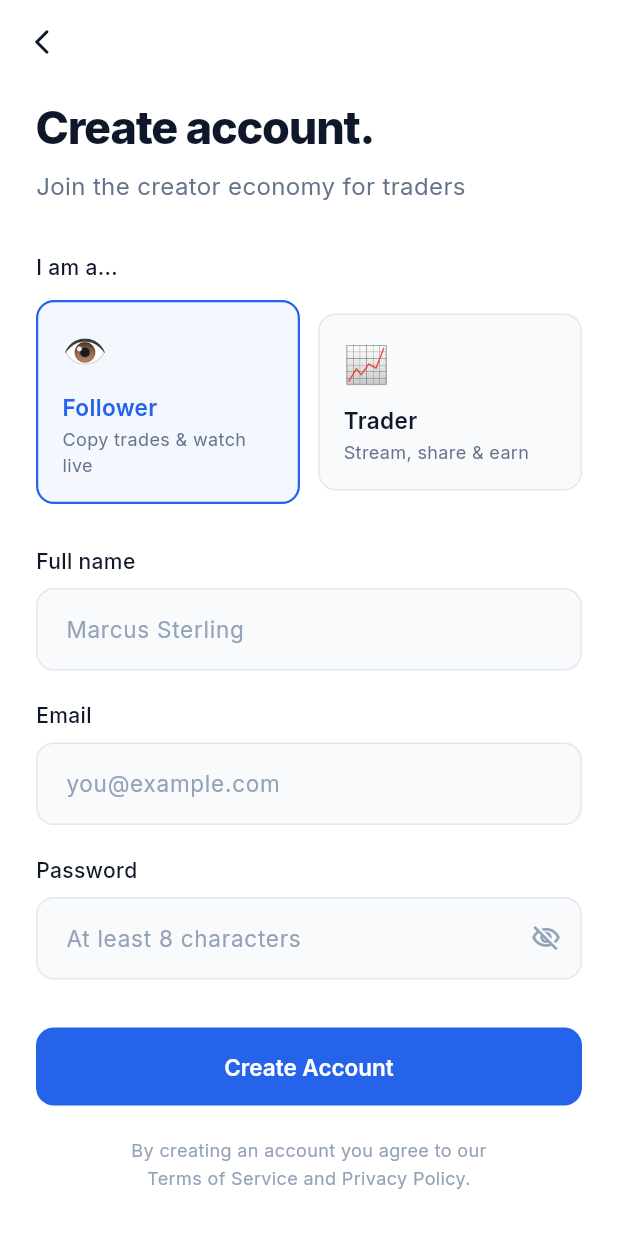
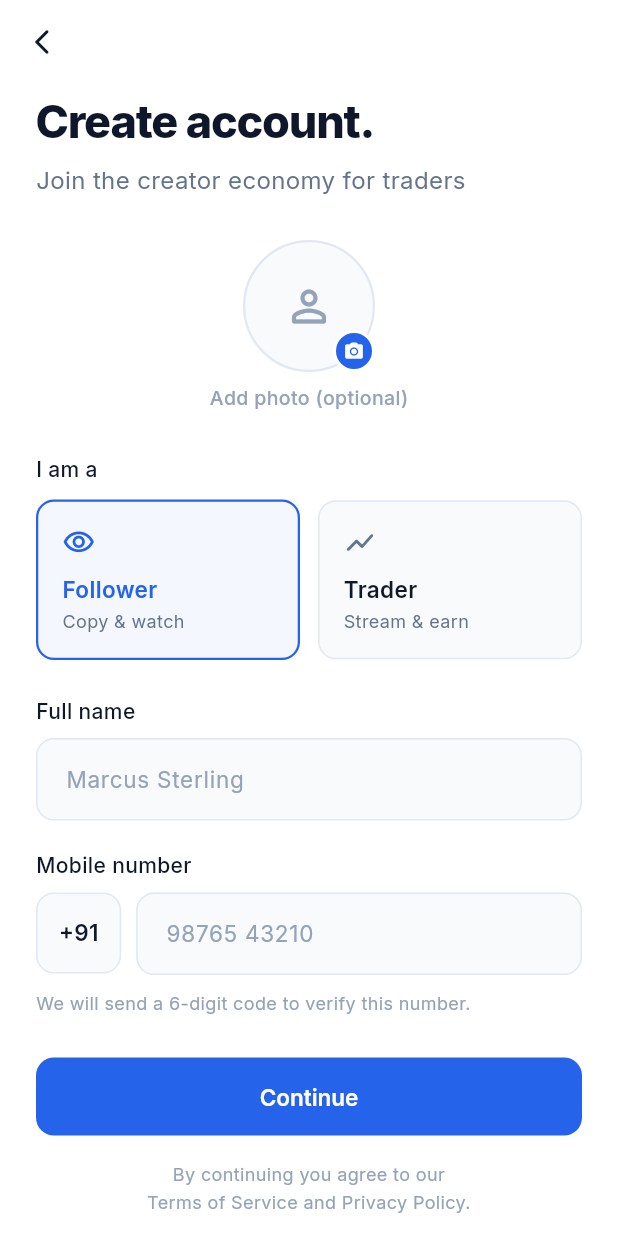
Before and after one commit to shazerlone/tv_license_app, a Flutter app: the RegisterScreen screen opened directly, on a phone screen of 412 x 824 dp. Run offline on Flutter 3.47's test engine with Material 3 defaults, Android fonts, the phone set to English and light mode, and no system bars; our stand-ins replace google_fonts; missing offline and left inert: dart:html.

Commit message:
feat: rebuild registration with name, mobile and optional photo, add OTP verification screen

```diff
--- a/lib/screens/register_screen.dart
+++ b/lib/screens/register_screen.dart
@@ -1,8 +1,9 @@
 import 'package:flutter/material.dart';
+import 'package:flutter/services.dart';
 import 'package:google_fonts/google_fonts.dart';
 import '../theme/app_theme.dart';
-import '../widgets/millimore_logo.dart';
-import 'home_screen.dart';
+import '../services/image_picker_service.dart';
+import 'otp_screen.dart';
 
 enum UserType { trader, follower }
 
@@ -16,29 +17,42 @@ class RegisterScreen extends StatefulWidget {
 class _RegisterScreenState extends State<RegisterScreen> {
   final _formKey = GlobalKey<FormState>();
   final _nameController = TextEditingController();
-  final _emailController = TextEditingController();
-  final _passwordController = TextEditingController();
-  bool _obscurePassword = true;
+  final _phoneController = TextEditingController();
+
+  UserType _selectedType = UserType.follower;
+  String? _photoDataUrl;
   bool _isLoading = false;
-  UserType _selectedType = UserType.follower;
 
   @override
   void dispose() {
     _nameController.dispose();
-    _emailController.dispose();
-    _passwordController.dispose();
+    _phoneController.dispose();
     super.dispose();
   }
 
-  Future<void> _register() async {
+  Future<void> _pickPhoto() async {
+    final url = await ImagePickerService.pickImageAsDataUrl();
+    if (url != null && mounted) {
+      setState(() => _photoDataUrl = url);
+    }
+  }
+
+  Future<void> _continue() async {
     if (!_formKey.currentState!.validate()) return;
+    FocusScope.of(context).unfocus();
     setState(() => _isLoading = true);
-    await Future.delayed(const Duration(milliseconds: 1400));
+    await Future.delayed(const Duration(milliseconds: 900));
     if (!mounted) return;
     setState(() => _isLoading = false);
-    Navigator.of(context).pushAndRemoveUntil(
-      MaterialPageRoute(builder: (_) => const HomeScreen()),
-      (_) => false,
+
+    final phone = '+91 ${_phoneController.text.trim()}';
+    Navigator.of(context).push(
+      MaterialPageRoute(
+        builder: (_) => OtpScreen(
+          phoneNumber: phone,
+          name: _nameController.text.trim(),
+        ),
+      ),
     );
   }
 
@@ -47,7 +61,6 @@ class _RegisterScreenState extends State<RegisterScreen> {
     return Scaffold(
       backgroundColor: AppColors.background,
       appBar: AppBar(
-        backgroundColor: AppColors.background,
         leading: IconButton(
           icon: const Icon(Icons.arrow_back_ios_new_rounded, size: 20),
           onPressed: () => Navigator.pop(context),
@@ -61,7 +74,7 @@ class _RegisterScreenState extends State<RegisterScreen> {
             child: Column(
               crossAxisAlignment: CrossAxisAlignment.start,
               children: [
-                const SizedBox(height: 8),
+                const SizedBox(height: 4),
                 Text(
                   'Create account.',
                   style: GoogleFonts.inter(
@@ -79,97 +92,116 @@ class _RegisterScreenState extends State<RegisterScreen> {
                     color: AppColors.textSecondary,
                   ),
                 ),
-                const SizedBox(height: 32),
-                Text(
-                  'I am a...',
-                  style: GoogleFonts.inter(
-                    fontSize: 14,
-                    fontWeight: FontWeight.w500,
-                    color: AppColors.textPrimary,
-                  ),
-                ),
-                const SizedBox(height: 12),
+                const SizedBox(height: 28),
+                Center(child: _PhotoPicker(
+                  dataUrl: _photoDataUrl,
+                  onTap: _pickPhoto,
+                )),
+                const SizedBox(height: 28),
+                _Label('I am a'),
+                const SizedBox(height: 10),
                 Row(
                   children: [
                     Expanded(
-                      child: _UserTypeCard(
-                        type: UserType.follower,
-                        icon: '\u{1F441}',
+                      child: _TypeCard(
+                        icon: Icons.visibility_outlined,
                         title: 'Follower',
-                        subtitle: 'Copy trades & watch live',
+                        subtitle: 'Copy & watch',
                         selected: _selectedType == UserType.follower,
-                        onTap: () => setState(() => _selectedType = UserType.follower),
+                        onTap: () => setState(
+                            () => _selectedType = UserType.follower),
                       ),
                     ),
                     const SizedBox(width: 12),
                     Expanded(
-                      child: _UserTypeCard(
-                        type: UserType.trader,
-                        icon: '\u{1F4C8}',
+                      child: _TypeCard(
+                        icon: Icons.show_chart_rounded,
                         title: 'Trader',
-                        subtitle: 'Stream, share & earn',
+                        subtitle: 'Stream & earn',
                         selected: _selectedType == UserType.trader,
-                        onTap: () => setState(() => _selectedType = UserType.trader),
+                        onTap: () => setState(
+                            () => _selectedType = UserType.trader),
                       ),
                     ),
                   ],
                 ),
-                const SizedBox(height: 28),
-                _FieldLabel(label: 'Full name'),
+                const SizedBox(height: 24),
+                _Label('Full name'),
                 const SizedBox(height: 8),
                 TextFormField(
                   controller: _nameController,
                   textCapitalization: TextCapitalization.words,
                   textInputAction: TextInputAction.next,
-                  style: GoogleFonts.inter(fontSize: 15, color: AppColors.textPrimary),
+                  style: GoogleFonts.inter(
+                      fontSize: 15, color: AppColors.textPrimary),
                   decoration: const InputDecoration(hintText: 'Marcus Sterling'),
-                  validator: (v) => (v == null || v.isEmpty) ? 'Enter your name' : null,
+                  validator: (v) => (v == null || v.trim().isEmpty)
+                      ? 'Please enter your name'
+                      : null,
                 ),
                 const SizedBox(height: 20),
-                _FieldLabel(label: 'Email'),
+                _Label('Mobile number'),
                 const SizedBox(height: 8),
-                TextFormField(
-                  controller: _emailController,
-                  keyboardType: TextInputType.emailAddress,
-                  autocorrect: false,
-                  textInputAction: TextInputAction.next,
-                  style: GoogleFonts.inter(fontSize: 15, color: AppColors.textPrimary),
-                  decoration: const InputDecoration(hintText: 'you@example.com'),
-                  validator: (v) {
-                    if (v == null || v.isEmpty) return 'Enter your email';
-                    if (!v.contains('@')) return 'Enter a valid email';
-                    return null;
-                  },
+                Row(
+                  crossAxisAlignment: CrossAxisAlignment.start,
+                  children: [
+                    Container(
+                      height: 54,
+                      padding: const EdgeInsets.symmetric(horizontal: 14),
+                      decoration: BoxDecoration(
+                        color: AppColors.surface,
+                        borderRadius: BorderRadius.circular(12),
+                        border: Border.all(color: AppColors.border),
+                      ),
+                      alignment: Alignment.center,
+                      child: Text(
+                        '+91',
+                        style: GoogleFonts.inter(
+                          fontSize: 15,
+                          fontWeight: FontWeight.w600,
+                          color: AppColors.textPrimary,
+                        ),
+                      ),
+                    ),
+                    const SizedBox(width: 10),
+                    Expanded(
+                      child: TextFormField(
+                        controller: _phoneController,
+                        keyboardType: TextInputType.phone,
+                        textInputAction: TextInputAction.done,
+                        onFieldSubmitted: (_) => _continue(),
+                        inputFormatters: [
+                          FilteringTextInputFormatter.digitsOnly,
+                          LengthLimitingTextInputFormatter(10),
+                        ],
+                        style: GoogleFonts.inter(
+                            fontSize: 15, color: AppColors.textPrimary),
+                        decoration:
+                            const InputDecoration(hintText: '98765 43210'),
+                        validator: (v) {
+                          if (v == null || v.trim().isEmpty) {
+                            return 'Enter your mobile number';
+                          }
+                          if (v.trim().length < 10) {
+                            return 'Enter a valid 10-digit number';
+                          }
+                          return null;
+                        },
+                      ),
+                    ),
+                  ],
                 ),
-                const SizedBox(height: 20),
-                _FieldLabel(label: 'Password'),
-                const SizedBox(height: 8),
-                TextFormField(
-                  controller: _passwordController,
-                  obscureText: _obscurePassword,
-                  textInputAction: TextInputAction.done,
-                  onFieldSubmitted: (_) => _register(),
-                  style: GoogleFonts.inter(fontSize: 15, color: AppColors.textPrimary),
-                  decoration: InputDecoration(
-                    hintText: 'At least 8 characters',
-                    suffixIcon: IconButton(
-                      icon: Icon(
-                        _obscurePassword ? Icons.visibility_off_outlined : Icons.visibility_outlined,
-                        color: AppColors.textMuted,
-                        size: 20,
-                      ),
-                      onPressed: () => setState(() => _obscurePassword = !_obscurePassword),
-                    ),
+                const SizedBox(height: 10),
+                Text(
+                  'We will send a 6-digit code to verify this number.',
+                  style: GoogleFonts.inter(
+                    fontSize: 12,
+                    color: AppColors.textMuted,
                   ),
-                  validator: (v) {
-                    if (v == null || v.isEmpty) return 'Enter a password';
-                    if (v.length < 8) return 'Password must be at least 8 characters';
-                    return null;
-                  },
                 ),
-                const SizedBox(height: 32),
+                const SizedBox(height: 28),
                 ElevatedButton(
-                  onPressed: _isLoading ? null : _register,
+                  onPressed: _isLoading ? null : _continue,
                   child: _isLoading
                       ? const SizedBox(
                           width: 20,
@@ -179,12 +211,12 @@ class _RegisterScreenState extends State<RegisterScreen> {
                             color: Colors.white,
                           ),
                         )
-                      : const Text('Create Account'),
+                      : const Text('Continue'),
                 ),
-                const SizedBox(height: 20),
+                const SizedBox(height: 16),
                 Center(
                   child: Text(
-                    'By creating an account you agree to our\nTerms of Service and Privacy Policy.',
+                    'By continuing you agree to our\nTerms of Service and Privacy Policy.',
                     textAlign: TextAlign.center,
                     style: GoogleFonts.inter(
                       fontSize: 12,
@@ -193,7 +225,7 @@ class _RegisterScreenState extends State<RegisterScreen> {
                     ),
                   ),
                 ),
-                const SizedBox(height: 48),
+                const SizedBox(height: 32),
               ],
             ),
           ),
@@ -203,16 +235,77 @@ class _RegisterScreenState extends State<RegisterScreen> {
   }
 }
 
-class _UserTypeCard extends StatelessWidget {
-  final UserType type;
-  final String icon;
+class _PhotoPicker extends StatelessWidget {
+  final String? dataUrl;
+  final VoidCallback onTap;
+  const _PhotoPicker({required this.dataUrl, required this.onTap});
+
+  @override
+  Widget build(BuildContext context) {
+    return Column(
+      children: [
+        GestureDetector(
+          onTap: onTap,
+          child: Stack(
+            children: [
+              Container(
+                width: 88,
+                height: 88,
+                decoration: BoxDecoration(
+                  shape: BoxShape.circle,
+                  color: AppColors.surface,
+                  border: Border.all(color: AppColors.border, width: 1.5),
+                  image: dataUrl != null
+                      ? DecorationImage(
+                          image: NetworkImage(dataUrl!),
+                          fit: BoxFit.cover,
+                        )
+                      : null,
+                ),
+                child: dataUrl == null
+                    ? const Icon(Icons.person_outline_rounded,
+                        size: 34, color: AppColors.textMuted)
+                    : null,
+              ),
+              Positioned(
+                right: 0,
+                bottom: 0,
+                child: Container(
+                  width: 28,
+                  height: 28,
+                  decoration: BoxDecoration(
+                    color: AppColors.primary,
+                    shape: BoxShape.circle,
+                    border: Border.all(color: Colors.white, width: 2),
+                  ),
+                  child: const Icon(Icons.camera_alt_rounded,
+                      size: 14, color: Colors.white),
+                ),
+              ),
+            ],
+          ),
+        ),
+        const SizedBox(height: 8),
+        Text(
+          dataUrl == null ? 'Add photo (optional)' : 'Change photo',
+          style: GoogleFonts.inter(
+            fontSize: 13,
+            fontWeight: FontWeight.w500,
+            color: AppColors.textMuted,
+          ),
+        ),
+      ],
+    );
+  }
+}
+
+class _TypeCard extends StatelessWidget {
+  final IconData icon;
   final String title;
   final String subtitle;
   final bool selected;
   final VoidCallback onTap;
-
-  const _UserTypeCard({
-    required this.type,
+  const _TypeCard({
     required this.icon,
     required this.title,
     required this.subtitle,
@@ -225,10 +318,12 @@ class _UserTypeCard extends StatelessWidget {
     return GestureDetector(
       onTap: onTap,
       child: AnimatedContainer(
-        duration: const Duration(milliseconds: 200),
+        duration: const Duration(milliseconds: 180),
         padding: const EdgeInsets.all(16),
         decoration: BoxDecoration(
-          color: selected ? AppColors.primary.withOpacity(0.05) : AppColors.surface,
+          color: selected
+              ? AppColors.primary.withOpacity(0.05)
+              : AppColors.surface,
           borderRadius: BorderRadius.circular(12),
           border: Border.all(
             color: selected ? AppColors.primary : AppColors.border,
@@ -238,7 +333,9 @@ class _UserTypeCard extends StatelessWidget {
         child: Column(
           crossAxisAlignment: CrossAxisAlignment.start,
           children: [
-            Text(icon, style: const TextStyle(fontSize: 24)),
+            Icon(icon,
+                size: 22,
+                color: selected ? AppColors.primary : AppColors.textSecondary),
             const SizedBox(height: 10),
             Text(
               title,
@@ -263,14 +360,14 @@ class _UserTypeCard extends StatelessWidget {
   }
 }
 
-class _FieldLabel extends StatelessWidget {
-  final String label;
-  const _FieldLabel({required this.label});
+class _Label extends StatelessWidget {
+  final String text;
+  const _Label(this.text);
 
   @override
   Widget build(BuildContext context) {
     return Text(
-      label,
+      text,
       style: GoogleFonts.inter(
         fontSize: 14,
         fontWeight: FontWeight.w500,
```
Also changed, not shown: lib/screens/otp_screen.dart (added, +246 -0 lines).
